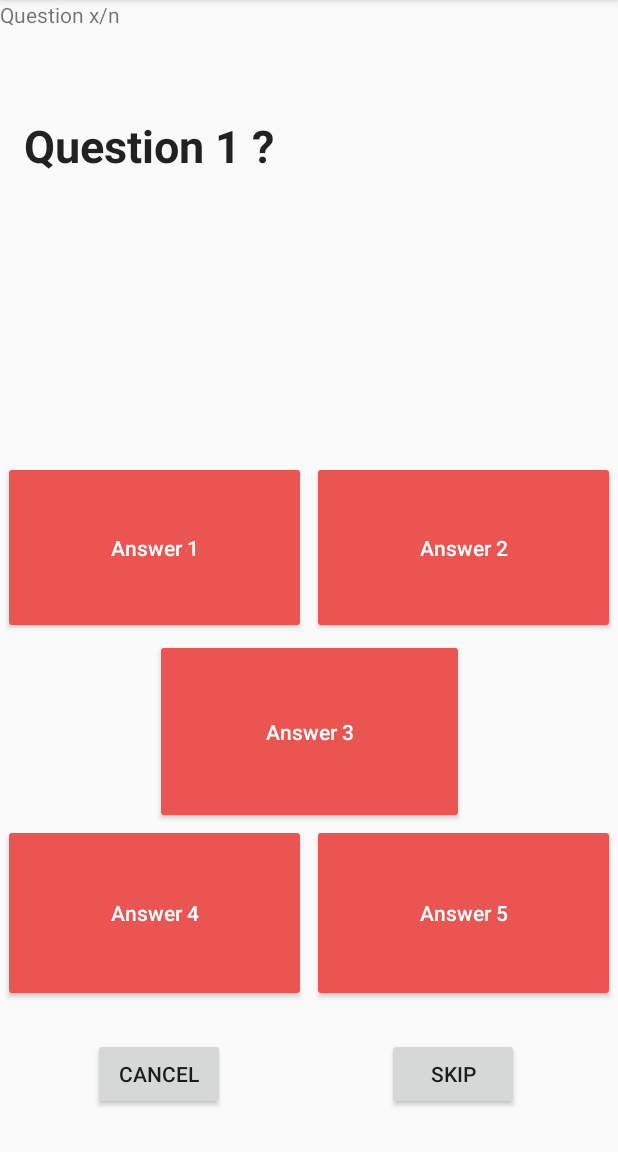
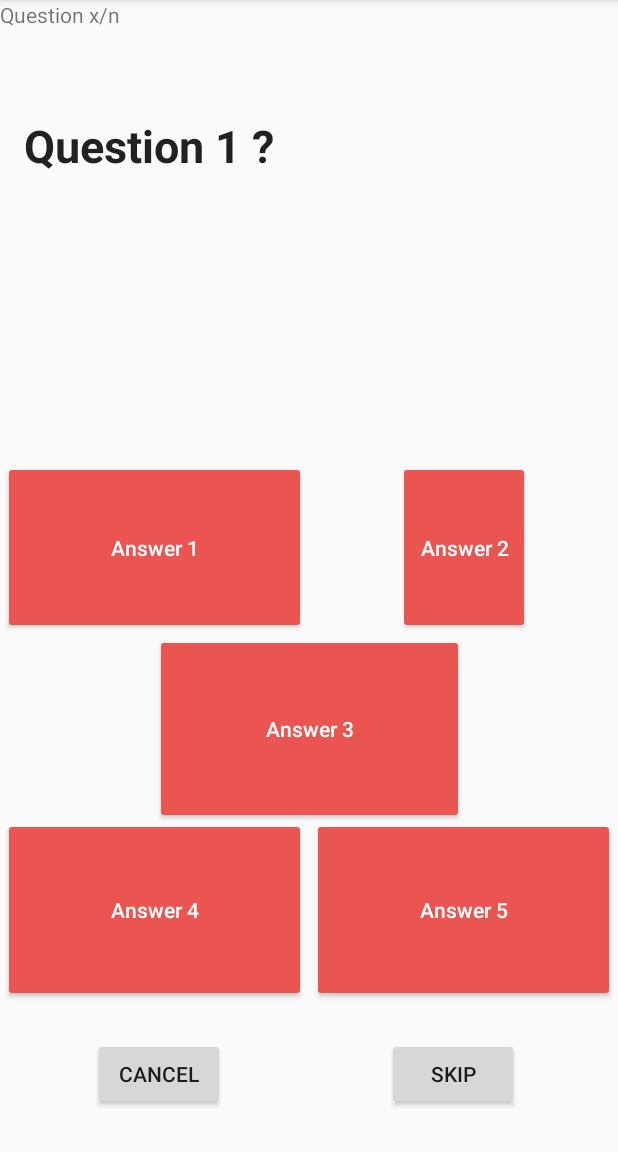
Before and after one commit to melvinschultz/FiveHockk, an Android app: the QuestionActivity screen opened directly, with no data from a screen before it, on a phone screen of 412 x 824 dp, the part 84-1236 px from its top. Run offline under Robolectric (Android 15) with nearby library versions, the phone set to English and light mode, and no system bars; our stand-ins replace CircleImageView, Firebase (no records; nobody signed in at launch, a user with empty details on screens opened directly); 9 statements that could not run were skipped.

Commit message:
Have to finish activity_user_acount

```diff
--- a/app/src/main/java/net/schultzoss_montpellier/melvin/fivehock/UserAccountActivity.java
+++ b/app/src/main/java/net/schultzoss_montpellier/melvin/fivehock/UserAccountActivity.java
@@ -26,9 +26,6 @@ public class UserAccountActivity extends AppCompatActivity {
         final TextView textViewEmail = (TextView) findViewById(R.id.textViewEmail);
         final Button buttonLogout = (Button) findViewById(R.id.buttonLogout);
         final Button buttonBack = (Button) findViewById(R.id.buttonBackMenu);
-        final TextView textViewQuestionPage = (TextView) findViewById(R.id.textViewQuestionPage);
-        final TextView textViewAddQuestionPage = (TextView) findViewById(R.id.textViewAddQuestionPage);
-
 
         // when a dev click on "Question Page"
         buttonBack.setOnClickListener(new View.OnClickListener() {
--- a/app/src/main/res/layout-v21/activity_question.xml
+++ b/app/src/main/res/layout-v21/activity_question.xml
@@ -51,7 +51,7 @@
 
     <Button
         android:text="Answer 2"
-        android:layout_width="0dp"
+        android:layout_width="88dp"
         android:layout_height="0dp"
         android:id="@+id/buttonAnswerTwo"
         android:textAllCaps="false"
@@ -74,7 +74,7 @@
         app:layout_constraintRight_toLeftOf="@+id/guideline_vertical4"
         app:layout_constraintLeft_toLeftOf="@+id/guideline_vertical3"
         app:layout_constraintBottom_toTopOf="@+id/guideline_horizontal7"
-        app:layout_constraintTop_toTopOf="@+id/guideline_horizontal5" />
+        app:layout_constraintTop_toBottomOf="@+id/buttonAnswerTwo" />
 
     <Button
         android:text="Answer 4"
@@ -84,7 +84,7 @@
         android:textAllCaps="false"
         android:backgroundTint="@color/colorFivehockPrimary"
         android:textColor="@color/cardview_light_background"
-        app:layout_constraintTop_toTopOf="@+id/guideline_horizontal7"
+        app:layout_constraintTop_toTopOf="@+id/guideline_horizontal6"
         app:layout_constraintRight_toLeftOf="@+id/guideline_vertical1"
         app:layout_constraintBottom_toTopOf="@+id/guideline_horizontal8"
         android:layout_marginStart="2dp"
@@ -98,7 +98,7 @@
         android:textAllCaps="false"
         android:backgroundTint="@color/colorFivehockPrimary"
         android:textColor="@color/cardview_light_background"
-        app:layout_constraintTop_toTopOf="@+id/guideline_horizontal7"
+        app:layout_constraintTop_toTopOf="@+id/guideline_horizontal6"
         app:layout_constraintBottom_toTopOf="@+id/guideline_horizontal8"
         app:layout_constraintLeft_toLeftOf="@+id/guideline_vertical2"
         android:layout_marginEnd="2dp"
@@ -138,7 +138,7 @@
         android:id="@+id/guideline_horizontal1"
         app:layout_constraintGuide_percent="0.1"
         android:orientation="horizontal"
-        tools:layout_editor_absoluteY="47dp"
+        tools:layout_editor_absoluteY="51dp"
         tools:layout_editor_absoluteX="0dp" />
 
     <android.support.constraint.Guideline
@@ -147,7 +147,7 @@
         android:id="@+id/guideline_horizontal2"
         app:layout_constraintGuide_percent="0.4"
         android:orientation="horizontal"
-        tools:layout_editor_absoluteY="187dp"
+        tools:layout_editor_absoluteY="204dp"
         tools:layout_editor_absoluteX="0dp" />
 
     <android.support.constraint.Guideline
@@ -156,7 +156,7 @@
         android:id="@+id/guideline_horizontal3"
         app:layout_constraintGuide_percent="0.41"
         android:orientation="horizontal"
-        tools:layout_editor_absoluteY="191dp"
+        tools:layout_editor_absoluteY="210dp"
         tools:layout_editor_absoluteX="0dp" />
 
 
@@ -166,7 +166,7 @@
         android:id="@+id/guideline_horizontal4"
         app:layout_constraintGuide_percent="0.55"
         android:orientation="horizontal"
-        tools:layout_editor_absoluteY="257dp"
+        tools:layout_editor_absoluteY="281dp"
         tools:layout_editor_absoluteX="0dp" />
 
     <android.support.constraint.Guideline
@@ -175,7 +175,7 @@
         android:id="@+id/guideline_horizontal5"
         app:layout_constraintGuide_percent="0.555"
         android:orientation="horizontal"
-        tools:layout_editor_absoluteY="259dp"
+        tools:layout_editor_absoluteY="284dp"
         tools:layout_editor_absoluteX="0dp" />
 
     <android.support.constraint.Guideline
@@ -184,7 +184,7 @@
         android:id="@+id/guideline_horizontal6"
         app:layout_constraintGuide_percent="0.71"
         android:orientation="horizontal"
-        tools:layout_editor_absoluteY="332dp"
+        tools:layout_editor_absoluteY="363dp"
         tools:layout_editor_absoluteX="0dp" />
 
     <android.support.constraint.Guideline
@@ -193,7 +193,7 @@
         android:id="@+id/guideline_horizontal7"
         app:layout_constraintGuide_percent="0.715"
         android:orientation="horizontal"
-        tools:layout_editor_absoluteY="334dp"
+        tools:layout_editor_absoluteY="365dp"
         tools:layout_editor_absoluteX="0dp" />
 
     <android.support.constraint.Guideline
@@ -202,7 +202,7 @@
         android:id="@+id/guideline_horizontal8"
         app:layout_constraintGuide_percent="0.87"
         android:orientation="horizontal"
-        tools:layout_editor_absoluteY="406dp"
+        tools:layout_editor_absoluteY="445dp"
         tools:layout_editor_absoluteX="0dp" />
 
 
@@ -214,7 +214,7 @@
         app:layout_constraintGuide_percent="0.495"
         android:orientation="vertical"
         tools:layout_editor_absoluteY="0dp"
-        tools:layout_editor_absoluteX="210dp" />
+        tools:layout_editor_absoluteX="190dp" />
 
     <android.support.constraint.Guideline
         android:layout_width="wrap_content"
@@ -223,7 +223,7 @@
         app:layout_constraintGuide_percent="0.505"
         android:orientation="vertical"
         tools:layout_editor_absoluteY="0dp"
-        tools:layout_editor_absoluteX="215dp" />
+        tools:layout_editor_absoluteX="194dp" />
 
     <android.support.constraint.Guideline
         android:layout_width="wrap_content"
@@ -232,7 +232,7 @@
         app:layout_constraintGuide_percent="0.25"
         android:orientation="vertical"
         tools:layout_editor_absoluteY="0dp"
-        tools:layout_editor_absoluteX="106dp" />
+        tools:layout_editor_absoluteX="96dp" />
 
     <android.support.constraint.Guideline
         android:layout_width="wrap_content"
@@ -241,5 +241,5 @@
         app:layout_constraintGuide_percent="0.75"
         android:orientation="vertical"
         tools:layout_editor_absoluteY="0dp"
-        tools:layout_editor_absoluteX="319dp" />
+        tools:layout_editor_absoluteX="288dp" />
 </android.support.constraint.ConstraintLayout>
```
Also changed, not shown: app/src/main/res/layout/activity_user_account.xml (+56 -53 lines), app/src/main/res/drawable/add_icon.png (added).
